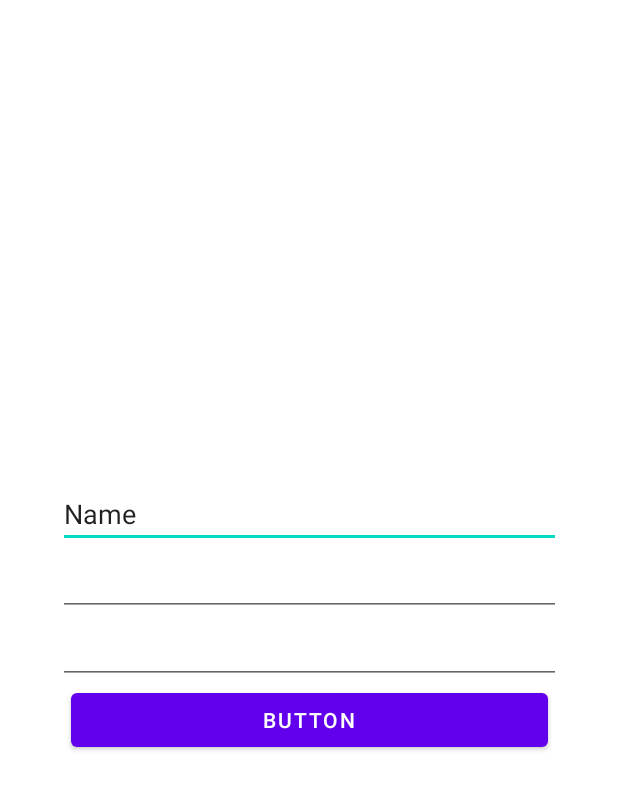
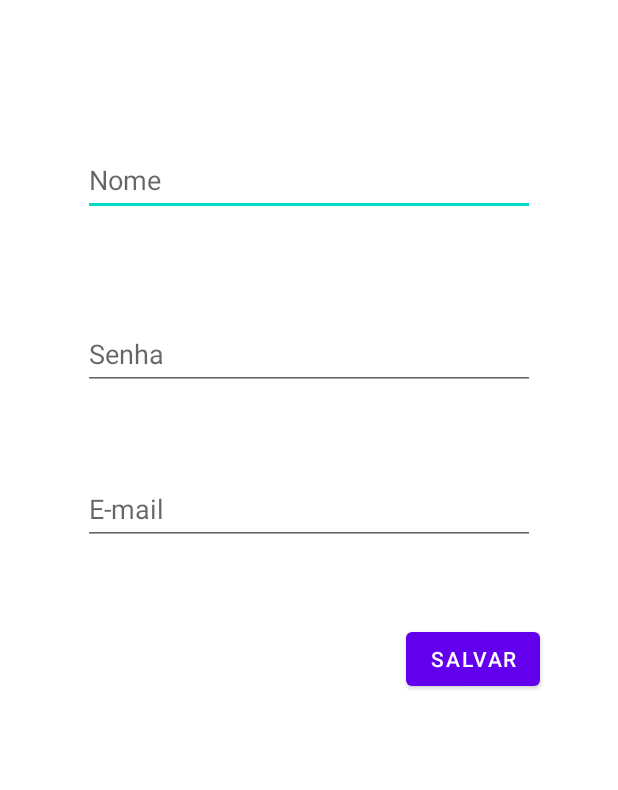
Before and after one commit to evicsouza/GuideTour, an Android app: the layout fragment_cadastro.xml on its own in the app's theme, with its tools: preview values and no code run, on a phone screen of 412 x 824 dp. Shown: the top 790 px of the screen. Run offline under Robolectric (Android 15) with nearby library versions, the phone set to English and light mode, and no system bars.

Commit message:
update tela de login e cadastro

```diff
--- a/app/src/main/res/layout/fragment_cadastro.xml
+++ b/app/src/main/res/layout/fragment_cadastro.xml
@@ -1,52 +1,55 @@
 <?xml version="1.0" encoding="utf-8"?>
-<androidx.constraintlayout.widget.ConstraintLayout
-    xmlns:android="http://schemas.android.com/apk/res/android"
+<androidx.constraintlayout.widget.ConstraintLayout xmlns:android="http://schemas.android.com/apk/res/android"
     xmlns:app="http://schemas.android.com/apk/res-auto"
     xmlns:tools="http://schemas.android.com/tools"
+    android:id="@+id/constraintLayoutMainCadastro"
     android:layout_width="match_parent"
     android:layout_height="match_parent"
-    tools:context=".controller.CadastroActivity">
-
-    <LinearLayout
-        android:id="@+id/linearLayoutCadastro"
-        android:layout_width="413dp"
-        android:layout_height="537dp"
-        android:gravity="center"
-        android:orientation="vertical"
-        app:layout_constraintBottom_toBottomOf="parent"
-        app:layout_constraintEnd_toEndOf="parent"
-        app:layout_constraintHorizontal_bias="0.0"
-        app:layout_constraintStart_toStartOf="parent"
-        app:layout_constraintTop_toTopOf="parent">
-
+    tools:context=".controller.CadastroActivity" >
 
     <EditText
-            android:id="@+id/editTextTextPersonName"
-            android:layout_width="335dp"
-            android:layout_height="wrap_content"
+        android:id="@+id/editTextNomeCadastro"
+        android:layout_width="301dp"
+        android:layout_height="48dp"
+        android:layout_marginTop="96dp"
         android:ems="10"
-            android:gravity="center_vertical"
+        android:hint="@string/nome"
         android:inputType="textPersonName"
-            android:text="Name" />
+        app:layout_constraintEnd_toEndOf="parent"
+        app:layout_constraintStart_toStartOf="parent"
+        app:layout_constraintTop_toTopOf="parent" />
 
     <EditText
-            android:id="@+id/editTextTextEmailAddress"
-            android:layout_width="335dp"
-            android:layout_height="wrap_content"
+        android:id="@+id/editTextSenhaCadastro"
+        android:layout_width="301dp"
+        android:layout_height="48dp"
+        android:layout_marginTop="68dp"
         android:ems="10"
-            android:inputType="textEmailAddress" />
+        android:hint="@string/Senha"
+        android:inputType="textPassword"
+        app:layout_constraintEnd_toEndOf="parent"
+        app:layout_constraintStart_toStartOf="parent"
+        app:layout_constraintTop_toBottomOf="@+id/editTextNomeCadastro" />
 
     <EditText
-            android:id="@+id/editTextTextPassword"
-            android:layout_width="335dp"
-            android:layout_height="wrap_content"
+        android:id="@+id/editTextEmailCadastro"
+        android:layout_width="301dp"
+        android:layout_height="48dp"
+        android:layout_marginTop="55dp"
         android:ems="10"
-            android:inputType="textPassword" />
+        android:hint="@string/email"
+        android:inputType="textPersonName"
+        app:layout_constraintEnd_toEndOf="parent"
+        app:layout_constraintStart_toStartOf="parent"
+        app:layout_constraintTop_toBottomOf="@+id/editTextSenhaCadastro" />
 
     <Button
-            android:id="@+id/button"
-            android:layout_width="318dp"
+        android:id="@+id/buttonCadastrar"
+        android:layout_width="wrap_content"
         android:layout_height="wrap_content"
-            android:text="Button" />
-    </LinearLayout>
+        android:layout_marginTop="52dp"
+        android:layout_marginEnd="52dp"
+        android:text="@string/salvar"
+        app:layout_constraintEnd_toEndOf="parent"
+        app:layout_constraintTop_toBottomOf="@+id/editTextEmailCadastro" />
 </androidx.constraintlayout.widget.ConstraintLayout>
--- a/app/src/main/res/values/strings.xml
+++ b/app/src/main/res/values/strings.xml
@@ -5,4 +5,15 @@
     <string name="textViewRotas"> Rotas </string>
     <string name="textViewServMedicos"> Serviços Médicos </string>
     <string name="textViewOndeIr"> Onde ir </string>
+    <string name="botaoTurismoReligiso"> Turismo Religioso </string>
+    <string name="botaoTurismoEcologico"> Turismo Ecológico </string>
+    <string name="botaoTurismoVinho"> Enoturismo </string>
+    <string name="Senha">Senha</string>
+    <string name="email">E-mail</string>
+    <string name="entrar"> Entrar </string>
+    <string name="nome">Nome</string>
+    <string name="salvar">Salvar</string>
+
+
+
 </resources>
```
Also changed, not shown: app/src/main/res/layout/fragment_login.xml (+43 -3 lines), app/src/main/res/layout/fragment_rotas.xml (+53 -7 lines). Lines whose indentation alone changed are shown as unchanged.
